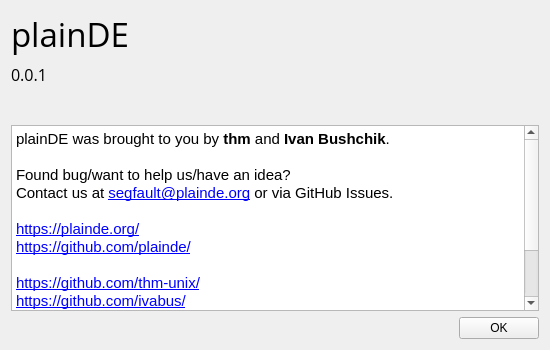
The window that about.ui (plainDE/plainAbout) describes before a commit, drawn with Qt 5.
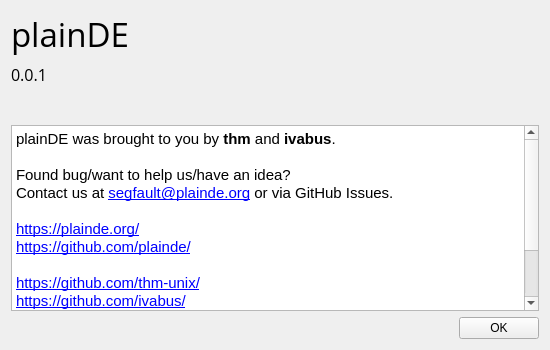
The same window after the commit. Icons and pictures are not drawn.

```diff
--- a/about.ui
+++ b/about.ui
@@ -102,7 +102,7 @@
 &lt;html&gt;&lt;head&gt;&lt;meta name=&quot;qrichtext&quot; content=&quot;1&quot; /&gt;&lt;meta charset=&quot;utf-8&quot; /&gt;&lt;style type=&quot;text/css&quot;&gt;
 p, li { white-space: pre-wrap; }
 &lt;/style&gt;&lt;/head&gt;&lt;body style=&quot; font-family:'Cantarell'; font-size:11pt; font-weight:400; font-style:normal;&quot;&gt;
-&lt;p style=&quot; margin-top:0px; margin-bottom:0px; margin-left:0px; margin-right:0px; -qt-block-indent:0; text-indent:0px;&quot;&gt;plainDE was brought to you by &lt;span style=&quot; font-weight:700;&quot;&gt;thm&lt;/span&gt; and &lt;span style=&quot; font-weight:700;&quot;&gt;Ivan Bushchik&lt;/span&gt;.&lt;/p&gt;
+&lt;p style=&quot; margin-top:0px; margin-bottom:0px; margin-left:0px; margin-right:0px; -qt-block-indent:0; text-indent:0px;&quot;&gt;plainDE was brought to you by &lt;span style=&quot; font-weight:700;&quot;&gt;thm&lt;/span&gt; and &lt;span style=&quot; font-weight:700;&quot;&gt;ivabus&lt;/span&gt;.&lt;/p&gt;
 &lt;p style=&quot;-qt-paragraph-type:empty; margin-top:0px; margin-bottom:0px; margin-left:0px; margin-right:0px; -qt-block-indent:0; text-indent:0px;&quot;&gt;&lt;br /&gt;&lt;/p&gt;
 &lt;p style=&quot; margin-top:0px; margin-bottom:0px; margin-left:0px; margin-right:0px; -qt-block-indent:0; text-indent:0px;&quot;&gt;Found bug/want to help us/have an idea?&lt;/p&gt;
 &lt;p style=&quot; margin-top:0px; margin-bottom:0px; margin-left:0px; margin-right:0px; -qt-block-indent:0; text-indent:0px;&quot;&gt;Contact us at &lt;a href=&quot;mailto:segfault@plainde.org&quot;&gt;&lt;span style=&quot; text-decoration: underline; color:#0000ff;&quot;&gt;segfault@plainde.org&lt;/span&gt;&lt;/a&gt; or via GitHub Issues.&lt;/p&gt;
```
